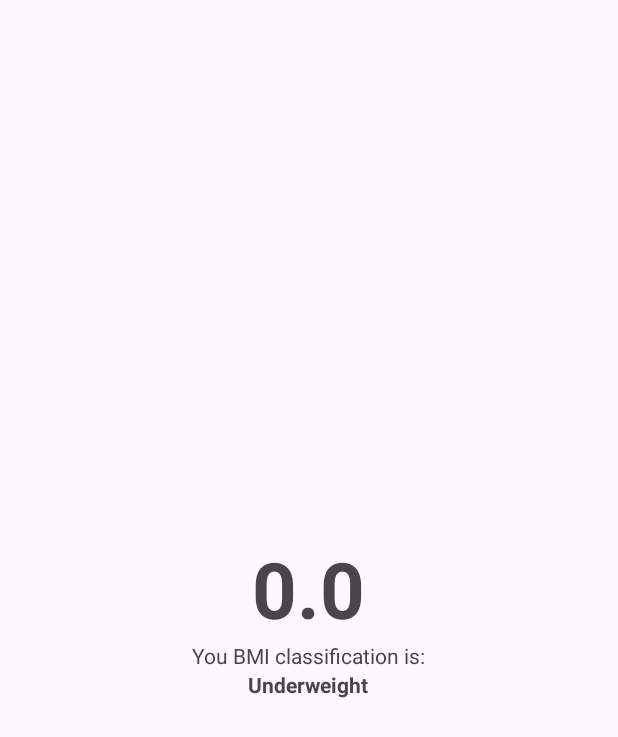
After one commit to s2-AnaPereira-s2/BMI-App, an Android app: the ResultActivity screen opened directly, with no data from a screen before it, on a phone screen of 412 x 824 dp. The commit adds this screen. Shown: the top 737 px of the screen. Run offline under Robolectric (Android 15) with nearby library versions, the phone set to English and light mode, and no system bars.

Commit message:
Updated. Second screen created and variables passed

```diff
--- a/app/build.gradle.kts
+++ b/app/build.gradle.kts
@@ -41,6 +41,7 @@ dependencies {
     implementation("androidx.appcompat:appcompat:1.6.1")
     implementation("com.google.android.material:material:1.10.0")
     implementation("androidx.constraintlayout:constraintlayout:2.1.4")
+    implementation("androidx.activity:activity:1.8.0")
     testImplementation("junit:junit:4.13.2")
     androidTestImplementation("androidx.test.ext:junit:1.1.5")
     androidTestImplementation("androidx.test.espresso:espresso-core:3.5.1")
--- a/app/src/main/AndroidManifest.xml
+++ b/app/src/main/AndroidManifest.xml
@@ -13,6 +13,9 @@
         android:theme="@style/Theme.Calculadoraimc"
         tools:targetApi="31">
         <activity
+            android:name=".ResultActivity"
+            android:exported="false" />
+        <activity
             android:name=".MainActivity"
             android:exported="true">
             <intent-filter>
--- /dev/null
+++ b/app/src/main/java/com/comunidadedevspace/imc/ResultActivity.kt
@@ -0,0 +1,39 @@
+package com.comunidadedevspace.imc
+
+import android.os.Bundle
+import android.widget.TextView
+import androidx.activity.enableEdgeToEdge
+import androidx.appcompat.app.AppCompatActivity
+import androidx.core.view.ViewCompat
+import androidx.core.view.WindowInsetsCompat
+
+class ResultActivity : AppCompatActivity() {
+    override fun onCreate(savedInstanceState: Bundle?) {
+        super.onCreate(savedInstanceState)
+        setContentView(R.layout.activity_result)
+
+        val IMC = intent.getFloatExtra("IMC", 0.0f)
+
+        val result_textview = findViewById<TextView>(R.id.result)
+        val classification_textview = findViewById<TextView>(R.id.classification)
+        result_textview.text = IMC.toString()
+        val classification: String = if (IMC < 18.5) {
+            "Underweight"
+        }
+         else if (IMC >= 18.5 && IMC <= 24.9) {
+            "Normal"
+        }
+         else if (IMC >= 25.0 && IMC <= 29.9) {
+            "Overweight"
+        }
+        else if (IMC >= 30.0 && IMC <= 39.9) {
+            "Obesity"
+        }
+        else {
+            "Severe obesity"
+        }
+
+        classification_textview.text = classification.toString()
+
+    }
+}
--- /dev/null
+++ b/app/src/main/res/layout/activity_result.xml
@@ -0,0 +1,35 @@
+<?xml version="1.0" encoding="utf-8"?>
+<LinearLayout xmlns:android="http://schemas.android.com/apk/res/android"
+    xmlns:app="http://schemas.android.com/apk/res-auto"
+    xmlns:tools="http://schemas.android.com/tools"
+    android:id="@+id/main"
+    android:layout_width="match_parent"
+    android:layout_height="match_parent"
+    android:gravity="center"
+    android:orientation="vertical"
+    tools:context=".ResultActivity">
+
+    <TextView
+        android:id="@+id/result"
+        android:textSize="52sp"
+        android:textStyle="bold"
+        android:maxLength="5"
+        android:layout_width="wrap_content"
+        android:layout_height="wrap_content"
+        tools:text="26.66" />
+
+    <TextView
+        android:id="@+id/classification_message"
+        android:layout_width="wrap_content"
+        android:layout_height="wrap_content"
+        android:text="You BMI classification is:" />
+
+    <TextView
+        android:id="@+id/classification"
+        android:layout_width="wrap_content"
+        android:layout_height="wrap_content"
+        android:textStyle="bold"
+        tools:text="Normal" />
+
+
+</LinearLayout>
```
Also changed, not shown: app/src/main/java/com/comunidadedevspace/imc/MainActivity.kt (+4 -15 lines).
